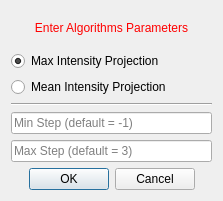
This is Version2.0/Plugins/kcl.cemrgapp.scar/src/internal/AtrialScarViewUIScar.ui in OpenHeartDevelopers/CemrgApp as Qt 5 draws it before an edit. The edited form follows.
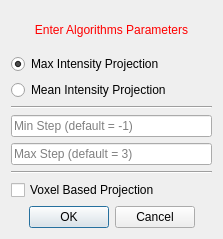
This is the edited form.

Commit message: LGE projections choice added to scar UI

The edit to the form file:
```diff
--- a/Version2.0/Plugins/kcl.cemrgapp.scar/src/internal/AtrialScarViewUIScar.ui
+++ b/Version2.0/Plugins/kcl.cemrgapp.scar/src/internal/AtrialScarViewUIScar.ui
@@ -7,7 +7,7 @@
     <x>0</x>
     <y>0</y>
     <width>223</width>
-    <height>201</height>
+    <height>239</height>
    </rect>
   </property>
   <property name="sizePolicy">
@@ -19,13 +19,13 @@
   <property name="minimumSize">
    <size>
     <width>0</width>
-    <height>201</height>
+    <height>239</height>
    </size>
   </property>
   <property name="maximumSize">
    <size>
     <width>16777215</width>
-    <height>201</height>
+    <height>239</height>
    </size>
   </property>
   <property name="windowTitle">
@@ -86,6 +86,23 @@
      </property>
     </widget>
    </item>
+   <item>
+    <widget class="Line" name="line_2">
+     <property name="orientation">
+      <enum>Qt::Horizontal</enum>
+     </property>
+    </widget>
+   </item>
+   <item>
+    <widget class="QCheckBox" name="checkBox">
+     <property name="toolTip">
+      <string>&lt;html&gt;&lt;head/&gt;&lt;body&gt;&lt;p&gt;Changes the intensity's projection method. Resulting in unsmoothed and less fibrotic regions.&lt;/p&gt;&lt;/body&gt;&lt;/html&gt;</string>
+     </property>
+     <property name="text">
+      <string>Voxel Based Projection</string>
+     </property>
+    </widget>
+   </item>
    <item>
     <widget class="QDialogButtonBox" name="buttonBox">
      <property name="enabled">
```
Left out of the diff: 2 changed lines with no effect on the pictures. The commit also changes 5 other files.
